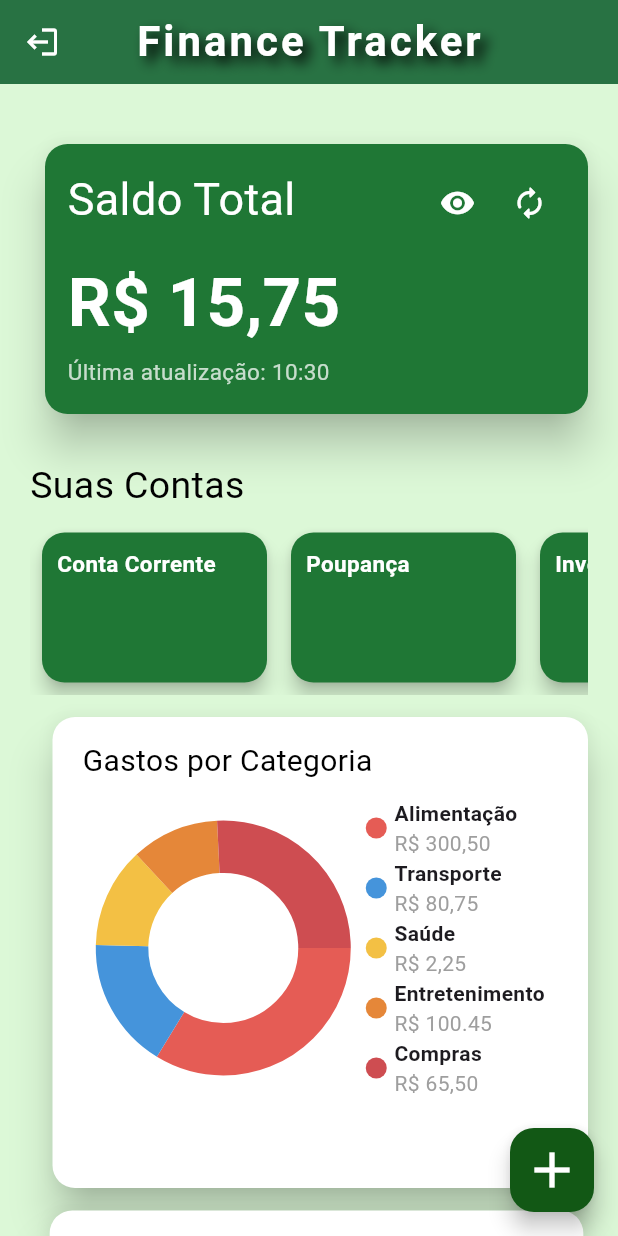
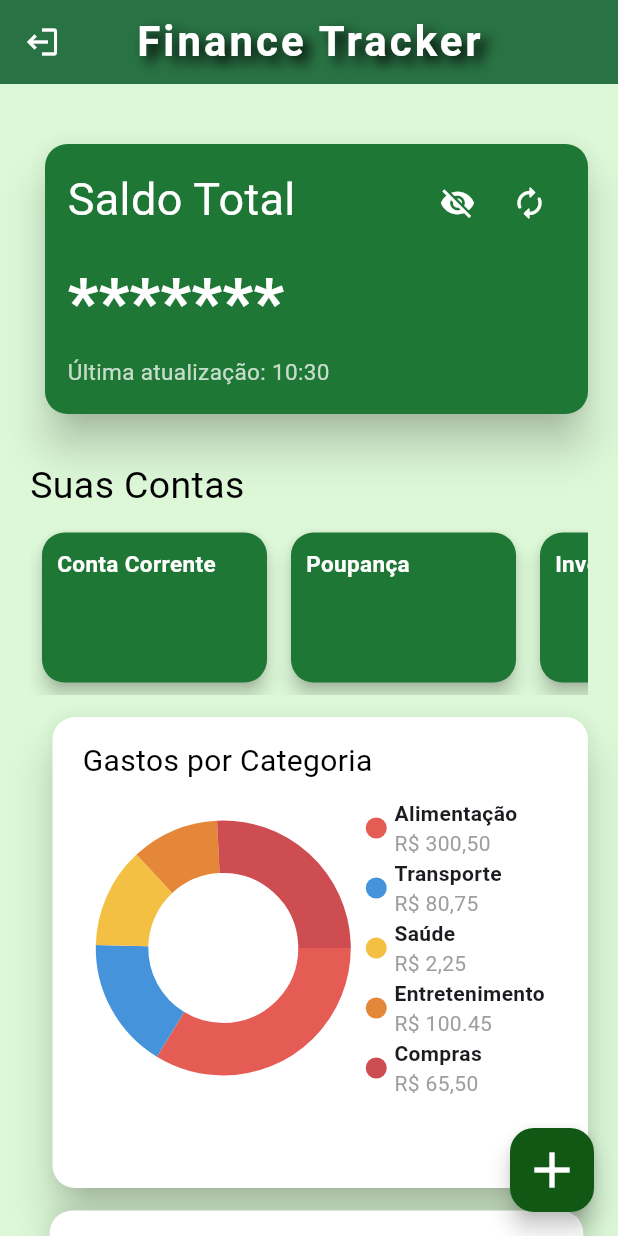
Before and after one commit to Ana-Julia-Furtado/Fin_Tracker, a Flutter app: the HomeScreen screen opened by its route, after a tap on the "visibility" icon, on a phone screen of 412 x 824 dp. Run offline on Flutter 3.47's test engine with Material 3 defaults, Android fonts, the phone set to English and light mode, and no system bars; drawn by our look-alikes of fl_chart; our stand-ins replace firebase_core; accounts and stored records are empty.

Commit message:
implementa ícone visibility off para ocultar conteúdo sensível

```diff
--- a/lib/home.dart
+++ b/lib/home.dart
@@ -13,6 +13,7 @@ class HomeScreen extends StatefulWidget {
 class _HomeScreenState extends State<HomeScreen> {
   double _saldo = 15.75;
   var DateTime_ultimaAtualizacao = DateTime.now();
+  bool _mostrarSaldo = true;
   final GlobalKey<ScaffoldState> _scaffoldKey = GlobalKey<ScaffoldState>();
 
   @override
@@ -52,10 +53,7 @@ class _HomeScreenState extends State<HomeScreen> {
           },
           icon: Transform.rotate(
             angle: math.pi,
-            child: const Icon(
-              Icons.logout,
-              color: Color.fromARGB(255, 255, 255, 255),
-            ),
+            child: const Icon(Icons.logout, color: Colors.white),
           ),
         ),
       ),
@@ -91,13 +89,18 @@ class _HomeScreenState extends State<HomeScreen> {
                               IconButton(
                                 padding: EdgeInsets.zero,
                                 constraints: const BoxConstraints(),
-                                onPressed: () {},
-                                icon: const Icon(
-                                  Icons.visibility,
+                                onPressed: () {
+                                  setState(() {
+                                    _mostrarSaldo = !_mostrarSaldo;
+                                  });
+                                },
+                                icon: Icon(
+                                  _mostrarSaldo
+                                      ? Icons.visibility
+                                      : Icons.visibility_off,
                                   color: Colors.white,
                                 ),
                               ),
-
                               IconButton(
                                 padding: EdgeInsets.zero,
                                 constraints: const BoxConstraints(),
@@ -119,7 +122,9 @@ class _HomeScreenState extends State<HomeScreen> {
                       Align(
                         alignment: Alignment.centerLeft,
                         child: Text(
-                          currencyFormat.format(_saldo),
+                          _mostrarSaldo
+                              ? currencyFormat.format(_saldo)
+                              : '*******',
                           style: const TextStyle(
                             fontSize: 45,
                             fontWeight: FontWeight.bold,
@@ -270,7 +275,7 @@ class AccountCard extends StatelessWidget {
               title,
               style: const TextStyle(
                 fontWeight: FontWeight.bold,
-                color: Color.fromARGB(255, 255, 255, 255),
+                color: Colors.white,
                 fontSize: 15,
               ),
             ),
```
